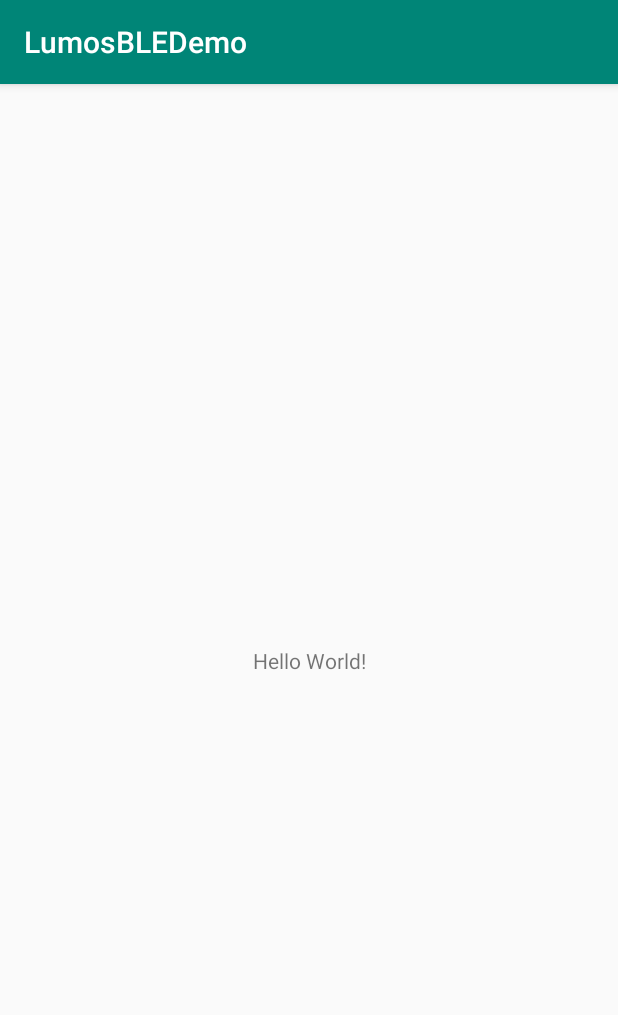
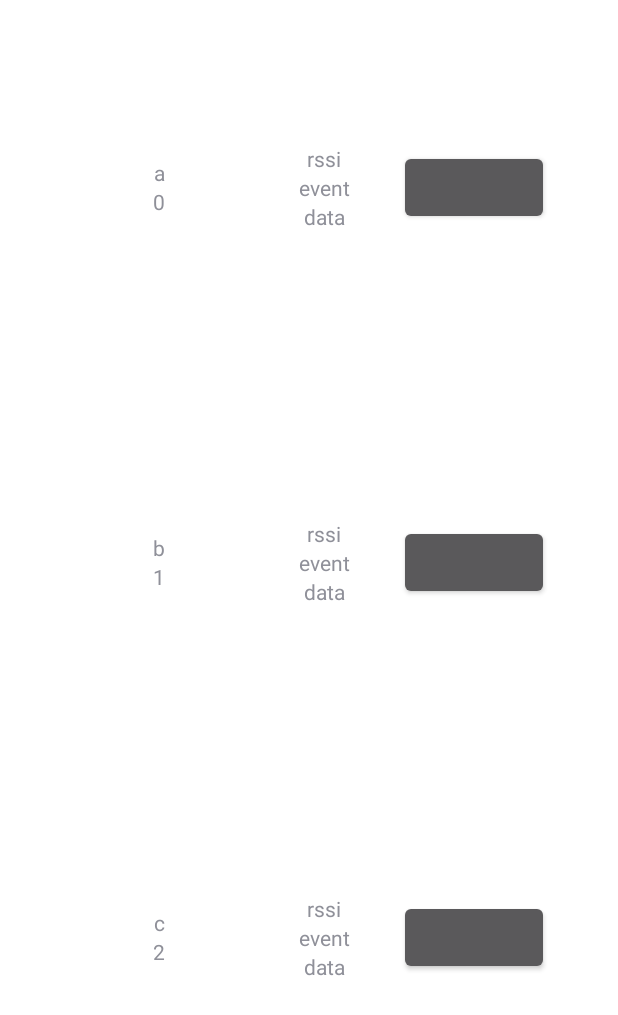
Before and after one commit to y60yu1ii/lumos_ble, an Android app: the screen it shows after launch (MainActivity), on a phone screen of 412 x 824 dp. Shown: the top 1015 px of the screen. Run offline under Robolectric (Android 15) with nearby library versions, the phone set to English and light mode, and no system bars.

Commit message:
added mimic ios tableview

```diff
--- a/app/build.gradle
+++ b/app/build.gradle
@@ -30,4 +30,7 @@ dependencies {
     testImplementation 'junit:junit:4.12'
     androidTestImplementation 'com.android.support.test:runner:1.0.2'
     androidTestImplementation 'com.android.support.test.espresso:espresso-core:3.0.2'
+
+    implementation 'com.android.support:design:28.0.0'
+    implementation project(":lumosble")
 }
--- /dev/null
+++ b/app/src/main/java/de/fishare/lumosbledemo/ListAdapter.kt
@@ -0,0 +1,33 @@
+package de.fishare.lumosbledemo
+
+import android.content.Context
+import android.support.v7.widget.RecyclerView
+import android.view.LayoutInflater
+import android.view.View
+import android.view.ViewGroup
+
+class ListAdapter : RecyclerView.Adapter<RecyclerView.ViewHolder>() {
+    var dataSource:ListAdapter.AdapterDataSource? = null
+
+    override fun onCreateViewHolder(parent: ViewGroup, row: Int): RecyclerView.ViewHolder {
+        return dataSource?.cellForRow(this, parent, row)!!
+    }
+
+    override fun getItemCount(): Int {
+        return dataSource?.numberOfRow(this)  ?: 0
+    }
+
+    override fun onBindViewHolder(vh: RecyclerView.ViewHolder, position: Int) {
+        dataSource?.onBindOfRow(this, vh, position)
+    }
+
+    fun reload(){
+        notifyDataSetChanged()
+    }
+
+    interface AdapterDataSource {
+        fun onBindOfRow(adapter: ListAdapter, vh: RecyclerView.ViewHolder, position: Int)
+        fun cellForRow(adapter: ListAdapter, parent: ViewGroup, row:Int): RecyclerView.ViewHolder
+        fun numberOfRow(adapter: ListAdapter): Int
+    }
+}
--- a/app/src/main/java/de/fishare/lumosbledemo/MainActivity.kt
+++ b/app/src/main/java/de/fishare/lumosbledemo/MainActivity.kt
@@ -1,12 +1,52 @@
 package de.fishare.lumosbledemo
 
-import android.support.v7.app.AppCompatActivity
+import android.app.Activity
 import android.os.Bundle
+import android.support.v7.widget.LinearLayoutManager
+import android.support.v7.widget.RecyclerView
+import android.view.LayoutInflater
+import android.view.ViewGroup
+import de.fishare.lumosble.CentralManager
 
-class MainActivity : AppCompatActivity() {
+class MainActivity : Activity() {
+    private val centralMgr by lazy { CentralManager.getInstance(applicationContext) }
+    private lateinit var adapter: ListAdapter
+    val list = mutableListOf<String>()
 
     override fun onCreate(savedInstanceState: Bundle?) {
         super.onCreate(savedInstanceState)
         setContentView(R.layout.activity_main)
+        centralMgr.checkPermit(this)
+        initListView()
     }
+
+    private fun initListView(){
+        list.add("a")
+        list.add("b")
+        list.add("c")
+
+        adapter = ListAdapter()
+        adapter.dataSource = object : ListAdapter.AdapterDataSource {
+            override fun onBindOfRow(adapter: ListAdapter, vh: RecyclerView.ViewHolder, position: Int) {
+                val data = list[position]
+                val v = vh as RenderItem
+                v.lblName.text = data
+                v.lblMac.text = position.toString()
+            }
+
+            override fun cellForRow(adapter: ListAdapter, parent: ViewGroup, row: Int): RecyclerView.ViewHolder {
+                val view = LayoutInflater.from(applicationContext).inflate(R.layout.cell_device, parent, false)
+                return RenderItem(view)
+            }
+
+            override fun numberOfRow(adapter: ListAdapter): Int {
+                return list.size
+            }
+
+        }
+        val recyclerView = findViewById<RecyclerView>(R.id.recyclerView)
+        recyclerView.layoutManager = LinearLayoutManager(this)
+        recyclerView.adapter = adapter
+    }
+
 }
--- /dev/null
+++ b/app/src/main/java/de/fishare/lumosbledemo/RenderItem.kt
@@ -0,0 +1,13 @@
+package de.fishare.lumosbledemo
+
+import android.support.v7.widget.RecyclerView
+import android.view.View
+import kotlinx.android.synthetic.main.cell_device.view.*
+
+public class RenderItem(itemView: View) : RecyclerView.ViewHolder(itemView) {
+    val lblName  = itemView.lblName!!
+    val lblMac   = itemView.lblMac!!
+    val lblRSSI  = itemView.lblRSSI!!
+    val lblEvent = itemView.lblEvent!!
+    val lblData  = itemView.lblData!!
+}
--- a/app/src/main/res/layout/activity_main.xml
+++ b/app/src/main/res/layout/activity_main.xml
@@ -7,13 +7,9 @@
         android:layout_height="match_parent"
         tools:context=".MainActivity">
 
-    <TextView
-            android:layout_width="wrap_content"
-            android:layout_height="wrap_content"
-            android:text="Hello World!"
-            app:layout_constraintBottom_toBottomOf="parent"
-            app:layout_constraintLeft_toLeftOf="parent"
-            app:layout_constraintRight_toRightOf="parent"
-            app:layout_constraintTop_toTopOf="parent"/>
+    <android.support.v7.widget.RecyclerView
+            android:id="@+id/recyclerView"
+            android:layout_width="match_parent"
+            android:layout_height="match_parent"/>
 
 </android.support.constraint.ConstraintLayout>
--- /dev/null
+++ b/app/src/main/res/layout/cell_device.xml
@@ -0,0 +1,59 @@
+<?xml version="1.0" encoding="utf-8"?>
+<LinearLayout
+        xmlns:app="http://schemas.android.com/apk/res-auto"
+        android:background="@android:color/white"
+        android:layout_width="match_parent"
+        android:layout_height="250dp"
+        android:gravity="center"
+        xmlns:android="http://schemas.android.com/apk/res/android">
+        <LinearLayout android:layout_width="120dp"
+                      android:layout_height="match_parent"
+                      android:orientation="vertical"
+                      android:gravity="center"
+        >
+
+                <TextView android:layout_width="match_parent"
+                          android:layout_height="wrap_content"
+                          android:text="name"
+                          android:gravity="center"
+                          android:id="@+id/lblName"
+                />
+                <TextView android:layout_width="match_parent"
+                          android:layout_height="wrap_content"
+                          android:text="mac"
+                          android:gravity="center"
+                          android:id="@+id/lblMac"
+                />
+        </LinearLayout>
+        <LinearLayout android:layout_width="100dp"
+                      android:layout_height="match_parent"
+                      android:orientation="vertical"
+                      android:gravity="center"
+        >
+
+                <TextView android:layout_width="100dp"
+                          android:layout_height="wrap_content"
+                          android:text="rssi"
+                          android:gravity="center"
+                          android:id="@+id/lblRSSI"
+                />
+
+                <TextView android:layout_width="100dp"
+                          android:layout_height="wrap_content"
+                          android:text="event"
+                          android:gravity="center"
+                          android:id="@+id/lblEvent"
+                />
+                <TextView android:layout_width="100dp"
+                          android:layout_height="wrap_content"
+                          android:text="data"
+                          android:gravity="center"
+                          android:id="@+id/lblData"
+                />
+        </LinearLayout>
+        <Button android:layout_width="100dp"
+                android:layout_height="50dp"
+                android:gravity="center"
+                android:id="@+id/btnConnect"
+        />
+</LinearLayout>
--- a/lumosble/src/main/java/de/fishare/lumosble/CentralManager.kt
+++ b/lumosble/src/main/java/de/fishare/lumosble/CentralManager.kt
@@ -1,19 +1,38 @@
 package de.fishare.lumosble
 
+import android.app.Activity
+import android.bluetooth.BluetoothAdapter
 import android.bluetooth.BluetoothDevice
 import android.content.Context
+import android.content.Intent
+import android.content.pm.PackageManager
 import android.os.Handler
+import android.support.v4.content.ContextCompat
+import kotlin.concurrent.thread
 
-class CentralManager private constructor(context : Context) {
+class CentralManager private constructor(val context : Context) {
+    interface EventListener{
+        fun onRefresh()
+        fun didDiscover()
+        fun didConnect()
+        fun didDisconnect()
+    }
     companion object : SingletonHolder<CentralManager, Context>(::CentralManager) {
-        const val TAG = "CentralManager"
-        val BLE_PERMISSIONS = arrayOf(
-            android.Manifest.permission.ACCESS_COARSE_LOCATION,
-            android.Manifest.permission.ACCESS_FINE_LOCATION
-        )
+        const val TAG  = "CentralManager"
+        val BLE_PERMIT = android.Manifest.permission.ACCESS_COARSE_LOCATION
     }
-    var CONNECT_THRESHOLD = -58f
-    var FILTERS  = listOf("1802")
+    private var CONNECT_THRESHOLD = -65f
+    private var FILTERS  = listOf("1802")
+    var event : EventListener? = null
+    private val dataMgr = DataManager.getInstance(context)
+    private val handler = Handler()
+
+    var avails:MutableList<AvailObj> = mutableListOf()
+    var periMap: MutableMap<String, PeriObj> = mutableMapOf()
+    var history:List<PeriObj>  = mutableListOf()
+        get() {
+           return  periMap.values.toList()
+        }
 
     private val scanner by lazy {
         Discover(FILTERS, scanCallback, context )
@@ -21,13 +40,69 @@ class CentralManager private constructor(context : Context) {
 
     private var scanCallback = object : ScanResultCallback {
         override fun onDiscover(device: BluetoothDevice, RSSI: Int, data: ByteArray, record: Any?) {
+            thread(start=true, name = "discover", isDaemon = true) {
+//                print(TAG, "[onDiscover] device is ${device.address} and RSSI is $RSSI")
+                avails.singleOrNull { it.mac == device.address }?.let { it.rssi = RSSI } ?: run{ if(RSSI > CONNECT_THRESHOLD) addAvail(device) }
+            }
         }
     }
 
-    interface EventListener{
-        fun onRefreshed()
+    init {
+        loadHistory()
     }
 
-    private val ctx = context
-    private val handler = Handler()
+    private fun addAvail(device:BluetoothDevice){
+        val avl = AvailObj(device)
+        avails.singleOrNull { it.mac == device.address } ?: run {
+            print(TAG, "[ADD TO AVAIL] count ${avails.size} mac is ${avl.mac}")
+            avails.add(avl)
+            event?.didDiscover()
+        }
+    }
+
+
+/**
+ *  Public methods
+ * */
+
+    fun scan(){
+        print(TAG, "Start scanning")
+        scanner.startScan()
+    }
+
+    fun stopScan(){
+        scanner.stopScan()
+    }
+
+    fun checkPermit(activity: Activity){
+        val granted = ContextCompat.checkSelfPermission(context, BLE_PERMIT) == PackageManager.PERMISSION_GRANTED
+        if(granted){
+           scan()
+        }else{
+            val req = context.getString(R.string.req_action)
+            val intent = Intent().apply { action = req }
+            activity.startActivity( intent )
+        }
+    }
+
+    fun refreshBluetoothState(){
+//        print(TAG, "refresh turned off ble")
+        BluetoothAdapter.getDefaultAdapter()?.disable()
+        delay(1f){
+//            print(TAG, "refresh turned on ble")
+            BluetoothAdapter.getDefaultAdapter()?.enable()
+        }
+        delay(2f){
+            scan()
+        }
+    }
+
+    private fun loadHistory(){
+        dataMgr.getHistory().forEach { mac -> periMap[mac] = PeriObj(mac) }
+    }
+
+    private fun delay(sec:Float, lambda: () -> Unit){
+        handler.postDelayed({lambda()}, (sec * 1000).toLong())
+    }
+
 }
--- /dev/null
+++ b/lumosble/src/main/java/de/fishare/lumosble/SaveDataManager.kt
@@ -0,0 +1,43 @@
+package de.fishare.lumosble
+
+import android.content.Context
+import android.content.SharedPreferences
+
+class DataManager private constructor(context : Context) {
+    companion object : SingletonHolder<DataManager, Context>(::DataManager) {
+        const val TAG = "DataManager"
+        const val GLOBAL = "global"
+        const val HISTORY = "history"
+    }
+
+    private val defaults: SharedPreferences by lazy{
+        context.getSharedPreferences(GLOBAL, Context.MODE_PRIVATE)
+    }
+
+    fun addToHistory(mac: String) {
+        val history = HashSet<String>(defaults.getStringSet(HISTORY, HashSet<String>()))
+        if (!history.contains(mac)) {
+            history.add(mac)
+            print(TAG, "save $history")
+            val editor = defaults.edit()
+            editor.putStringSet(HISTORY, history)
+            editor.apply()
+        }
+    }
+
+    fun removeFromHistory(mac: String) {
+        val history = HashSet<String>(defaults.getStringSet(HISTORY, HashSet<String>()))
+        val copy = HashSet(history)
+        copy.remove(mac)
+        val editor = defaults.edit()
+        editor.remove(HISTORY)
+        editor.putStringSet(HISTORY, copy)
+        editor.apply()
+    }
+
+    fun getHistory(): List<String> {
+        val history = HashSet<String>(defaults.getStringSet(HISTORY, HashSet<String>()))
+        print(TAG, "history has $history")
+        return history.toList()
+    }
+}
--- a/lumosble/src/main/res/values/strings.xml
+++ b/lumosble/src/main/res/values/strings.xml
@@ -1,3 +1,4 @@
 <resources>
-    <string name="app_name">LumosBLE</string>
+    <string name="app_name">Lumos BLE</string>
+    <string name="req_action">de.fishare.req</string>
 </resources>
```
Also changed, not shown: lumosble/build.gradle (+4 -3 lines), lumosble/src/main/AndroidManifest.xml (+12 -0 lines), lumosble/src/main/java/de/fishare/lumosble/AvailObj.kt (added, +23 -0 lines), lumosble/src/main/java/de/fishare/lumosble/Discover.kt (+6 -8 lines), lumosble/src/main/java/de/fishare/lumosble/PeriObj.kt (added, +23 -0 lines), lumosble/src/main/java/de/fishare/lumosble/ReqActivity.kt (added, +46 -0 lines).
